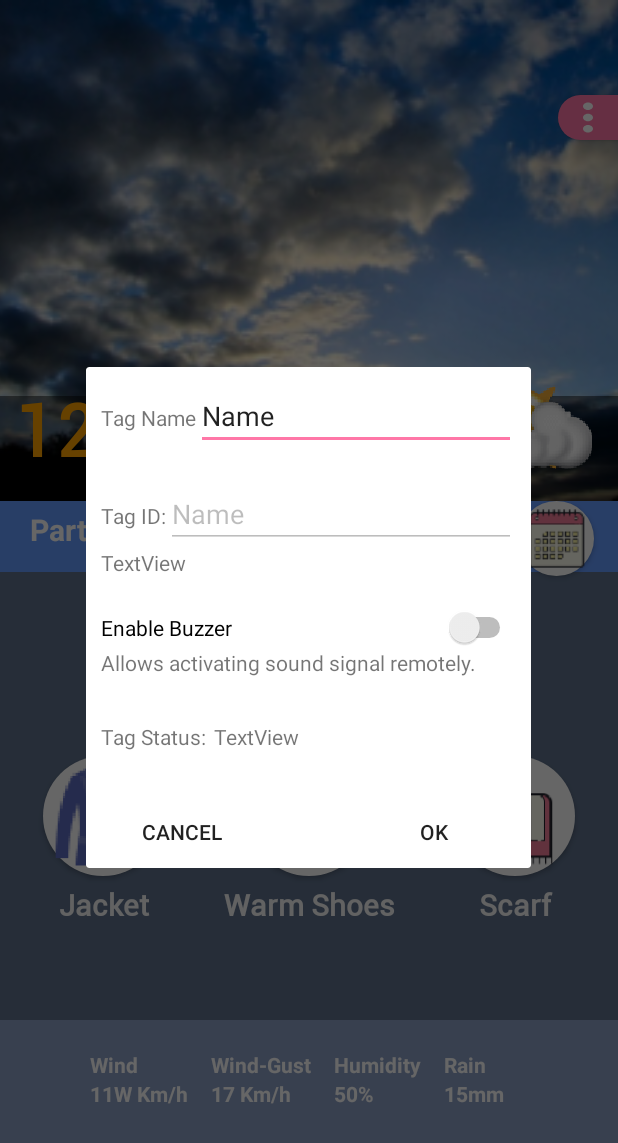
After one commit to gabrielkarras/AndroidAppProject, an Android app: the fragment TagSettingsDialogFragment placed in its activity, on a phone screen of 412 x 824 dp. The commit adds this screen. Shown: the top 1143 px of the screen. Run offline under Robolectric (Android 15) with nearby library versions, the phone set to English and light mode, and no system bars.

Commit message:
sprint1 deliverable

```diff
--- /dev/null
+++ b/app/src/main/java/com/example/ui/TagSettingsDialogFragment.java
@@ -0,0 +1,25 @@
+package com.example.ui;
+
+import android.app.Activity;
+import android.os.Bundle;
+import android.view.LayoutInflater;
+import android.view.View;
+import android.view.ViewGroup;
+
+import androidx.annotation.NonNull;
+import androidx.annotation.Nullable;
+import androidx.fragment.app.DialogFragment;
+
+public class TagSettingsDialogFragment extends DialogFragment {
+
+    public TagSettingsDialogFragment() {
+        super();
+    }
+
+    @Nullable
+    @Override
+    public View onCreateView(@NonNull LayoutInflater inflater, @Nullable ViewGroup container, @Nullable Bundle savedInstanceState) {
+        View view = inflater.inflate(R.layout.tag_settings_dialog,container,false);
+        return view;
+    }
+}
--- a/app/src/main/res/layout/activity_main.xml
+++ b/app/src/main/res/layout/activity_main.xml
@@ -29,7 +29,6 @@
         android:layout_height="0dp"
         android:layout_weight="30"
         android:adjustViewBounds="false"
-        android:onClick="startSettings"
         android:scaleType="centerCrop"
         app:layout_constraintBottom_toTopOf="@id/weather_status"
         app:layout_constraintEnd_toEndOf="parent"
--- a/app/src/main/res/layout/my_tags.xml
+++ b/app/src/main/res/layout/my_tags.xml
@@ -6,7 +6,7 @@
     android:layout_height="match_parent"
     android:background="#FFFFFF"
     android:orientation="vertical"
-    tools:context=".my_tags">
+    tools:context=".TagsActivity">
 
     <com.google.android.material.appbar.AppBarLayout
         android:layout_width="match_parent"
--- /dev/null
+++ b/app/src/main/res/layout/tag_data_fields.xml
@@ -0,0 +1,110 @@
+<?xml version="1.0" encoding="utf-8"?>
+<LinearLayout xmlns:android="http://schemas.android.com/apk/res/android"
+    android:orientation="vertical" android:layout_width="match_parent"
+    android:layout_height="match_parent">
+
+    <LinearLayout
+        android:id="@+id/tag_name_container"
+        android:layout_width="match_parent"
+        android:layout_height="wrap_content"
+        android:layout_margin="10dp"
+        android:orientation="horizontal">
+
+        <TextView
+            android:id="@+id/tag_name_label"
+            android:layout_width="wrap_content"
+            android:layout_height="wrap_content"
+            android:text="Tag Name" />
+
+        <EditText
+            android:id="@+id/tag_name_field"
+            android:layout_width="match_parent"
+            android:layout_height="wrap_content"
+            android:ems="10"
+            android:inputType="textPersonName"
+            android:text="Name" />
+    </LinearLayout>
+
+    <LinearLayout
+        android:id="@+id/tag_id_field"
+        android:layout_width="match_parent"
+        android:layout_height="wrap_content"
+        android:layout_margin="10dp"
+        android:orientation="vertical">
+
+        <LinearLayout
+            android:layout_width="match_parent"
+            android:layout_height="match_parent"
+            android:orientation="horizontal">
+
+            <TextView
+                android:id="@+id/tag_id_label"
+                android:layout_width="wrap_content"
+                android:layout_height="wrap_content"
+                android:text="Tag ID:" />
+
+            <EditText
+                android:id="@+id/tag_id_value"
+                android:layout_width="match_parent"
+                android:layout_height="wrap_content"
+                android:ems="10"
+                android:enabled="false"
+                android:inputType="textPersonName"
+                android:text="Name" />
+        </LinearLayout>
+
+        <TextView
+            android:id="@+id/tag_id_comment"
+            android:layout_width="match_parent"
+            android:layout_height="wrap_content"
+            android:text="TextView" />
+
+    </LinearLayout>
+
+    <LinearLayout
+        android:id="@+id/buzzer_settings_container"
+        android:layout_width="match_parent"
+        android:layout_height="wrap_content"
+        android:layout_margin="10dp"
+        android:orientation="vertical">
+
+        <Switch
+            android:id="@+id/tag_buzzer_switch"
+            android:layout_width="match_parent"
+            android:layout_height="wrap_content"
+            android:layout_weight="1"
+            android:text="Enable Buzzer" />
+
+        <TextView
+            android:id="@+id/buzzer_switch_desc"
+            android:layout_width="match_parent"
+            android:layout_height="wrap_content"
+            android:text="Allows activating sound signal remotely." />
+
+    </LinearLayout>
+
+    <LinearLayout
+        android:id="@+id/tag_status_holder"
+        android:layout_width="match_parent"
+        android:layout_height="wrap_content"
+        android:layout_marginStart="10dp"
+        android:layout_marginTop="20dp"
+        android:layout_marginEnd="10dp"
+        android:layout_marginBottom="10dp"
+        android:orientation="horizontal">
+
+        <TextView
+            android:id="@+id/tag_status_label"
+            android:layout_width="wrap_content"
+            android:layout_height="wrap_content"
+            android:text="Tag Status:" />
+
+        <TextView
+            android:id="@+id/tag_status"
+            android:layout_width="match_parent"
+            android:layout_height="wrap_content"
+            android:layout_marginStart="5dp"
+            android:text="TextView" />
+    </LinearLayout>
+
+</LinearLayout>
--- /dev/null
+++ b/app/src/main/res/layout/tag_settings_dialog.xml
@@ -0,0 +1,38 @@
+<?xml version="1.0" encoding="utf-8"?>
+<LinearLayout xmlns:android="http://schemas.android.com/apk/res/android"
+    android:orientation="vertical" android:layout_width="match_parent"
+    android:layout_height="match_parent">
+
+    <include
+        layout="@layout/tag_data_fields"
+        android:layout_width="match_parent"
+        android:layout_height="wrap_content"
+        android:layout_weight="1" />
+
+    <LinearLayout
+        android:id="@+id/tag_action_box"
+        android:layout_width="match_parent"
+        android:layout_height="wrap_content"
+        android:layout_marginTop="20dp"
+        android:layout_weight="4"
+        android:gravity="center_horizontal"
+        android:orientation="horizontal">
+
+        <Button
+            android:id="@+id/tag_cancel"
+            android:layout_width="wrap_content"
+            android:layout_height="wrap_content"
+            android:layout_marginRight="40dp"
+            android:background="#00FFFFFF"
+            android:text="@android:string/cancel" />
+
+        <Button
+            android:id="@+id/tag_ok"
+            android:layout_width="wrap_content"
+            android:layout_height="wrap_content"
+            android:layout_marginLeft="40dp"
+            android:background="#00FFFFFF"
+            android:text="@android:string/ok" />
+    </LinearLayout>
+
+</LinearLayout>
--- a/app/src/main/res/menu/popup_menu.xml
+++ b/app/src/main/res/menu/popup_menu.xml
@@ -1,10 +1,10 @@
 <?xml version="1.0" encoding="utf-8"?>
 <menu xmlns:android="http://schemas.android.com/apk/res/android">
-    <item android:id="@+id/item1"
-            android:title="Item1"/>
-    <item android:id="@+id/item2"
-        android:title="Item2"/>
-    <item android:id="@+id/item3"
-        android:title="3"/>
+    <item android:id="@+id/menu_item_settings"
+            android:title="Settings"/>
+    <item android:id="@+id/menu_item_tags"
+        android:title="My Tags"/>
+    <item android:id="@+id/menu_item_catalog"
+        android:title="Catalog"/>
 
 </menu>
--- a/app/src/main/res/values/styles.xml
+++ b/app/src/main/res/values/styles.xml
@@ -16,12 +16,13 @@
         <item name="metaButtonBarButtonStyle">?android:attr/buttonBarButtonStyle</item>
     </style>
 
+
+
     <style name="SettingsTheme" parent="AppTheme">
         <item name="colorPrimary">@color/blue_headings</item>
         <item name="colorPrimaryDark">@color/blue_headings_dark</item>
         <item name="colorAccent">@color/colorAccent</item>
     </style>
-
 
     <style name="FullscreenActionBarStyle" parent="Widget.AppCompat.ActionBar">
         <item name="android:background">@color/black_overlay</item>
```
Also changed, not shown: app/src/main/AndroidManifest.xml (+16 -8 lines), app/src/main/java/com/example/ui/Controller.java (+52 -4 lines), app/src/main/java/com/example/ui/MainActivity.java (+14 -7 lines), app/src/main/java/com/example/ui/SettingsActivity.java (+21 -0 lines), app/src/main/java/com/example/ui/TagObj.java (+30 -1 lines), app/src/main/java/com/example/ui/TagsActivity.java (renamed from app/src/main/java/com/example/ui/my_tags.java, +50 -6 lines), app/src/main/java/com/example/ui/TagsRecyclerAdapter.java (+6 -7 lines), app/src/main/res/anim/slide_in_right.xml (added, +26 -0 lines), app/src/main/res/menu/tags_menu.xml (added, +17 -0 lines).
